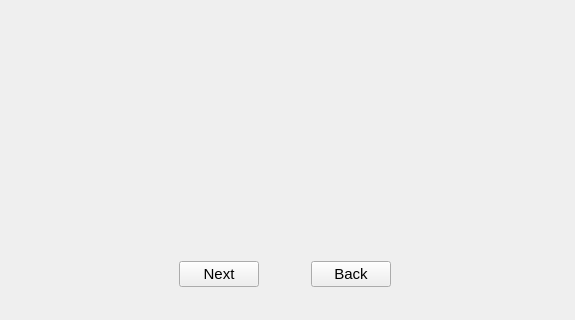
Old version of the form src/ui/advboardmain.ui in the repository krajsz/AdvBoard; both pictures show x 305 to 880 and y 381 to 701 of the 1179 by 701 pixel window.
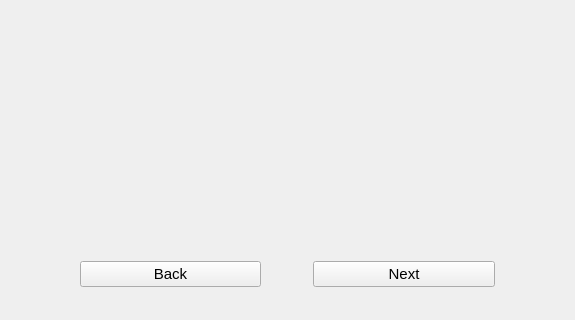
New version of the form.

The edit to the form file:
```diff
--- a/src/ui/advboardmain.ui
+++ b/src/ui/advboardmain.ui
@@ -14,8 +14,20 @@
    <string>AdvBoardMain</string>
   </property>
   <widget class="QWidget" name="centralWidget">
-   <layout class="QGridLayout" name="gridLayout" columnstretch="1,0,0,0,1">
-    <item row="0" column="0" colspan="5">
+   <layout class="QGridLayout" name="gridLayout" columnstretch="2,0,1,0,1,2">
+    <item row="1" column="4">
+     <widget class="QPushButton" name="nextButton">
+      <property name="font">
+       <font>
+        <pointsize>11</pointsize>
+       </font>
+      </property>
+      <property name="text">
+       <string>Next</string>
+      </property>
+     </widget>
+    </item>
+    <item row="0" column="0" colspan="6">
      <widget class="QStackedWidget" name="advBoardWidgets">
       <property name="currentIndex">
        <number>1</number>
@@ -37,19 +49,7 @@
       </property>
      </spacer>
     </item>
-    <item row="1" column="1">
-     <widget class="QPushButton" name="nextButton">
-      <property name="font">
-       <font>
-        <pointsize>11</pointsize>
-       </font>
-      </property>
-      <property name="text">
-       <string>Next</string>
-      </property>
-     </widget>
-    </item>
-    <item row="1" column="2">
+    <item row="1" column="3">
      <spacer name="horizontalSpacer">
       <property name="orientation">
        <enum>Qt::Horizontal</enum>
@@ -62,7 +62,20 @@
       </property>
      </spacer>
     </item>
-    <item row="1" column="3">
+    <item row="1" column="5">
+     <spacer name="horizontalSpacer_3">
+      <property name="orientation">
+       <enum>Qt::Horizontal</enum>
+      </property>
+      <property name="sizeHint" stdset="0">
+       <size>
+        <width>460</width>
+        <height>20</height>
+       </size>
+      </property>
+     </spacer>
+    </item>
+    <item row="1" column="2">
      <widget class="QPushButton" name="backButton">
       <property name="font">
        <font>
@@ -74,19 +87,6 @@
       </property>
      </widget>
     </item>
-    <item row="1" column="4">
-     <spacer name="horizontalSpacer_3">
-      <property name="orientation">
-       <enum>Qt::Horizontal</enum>
-      </property>
-      <property name="sizeHint" stdset="0">
-       <size>
-        <width>460</width>
-        <height>20</height>
-       </size>
-      </property>
-     </spacer>
-    </item>
    </layout>
   </widget>
   <widget class="QMenuBar" name="menuBar">
```
